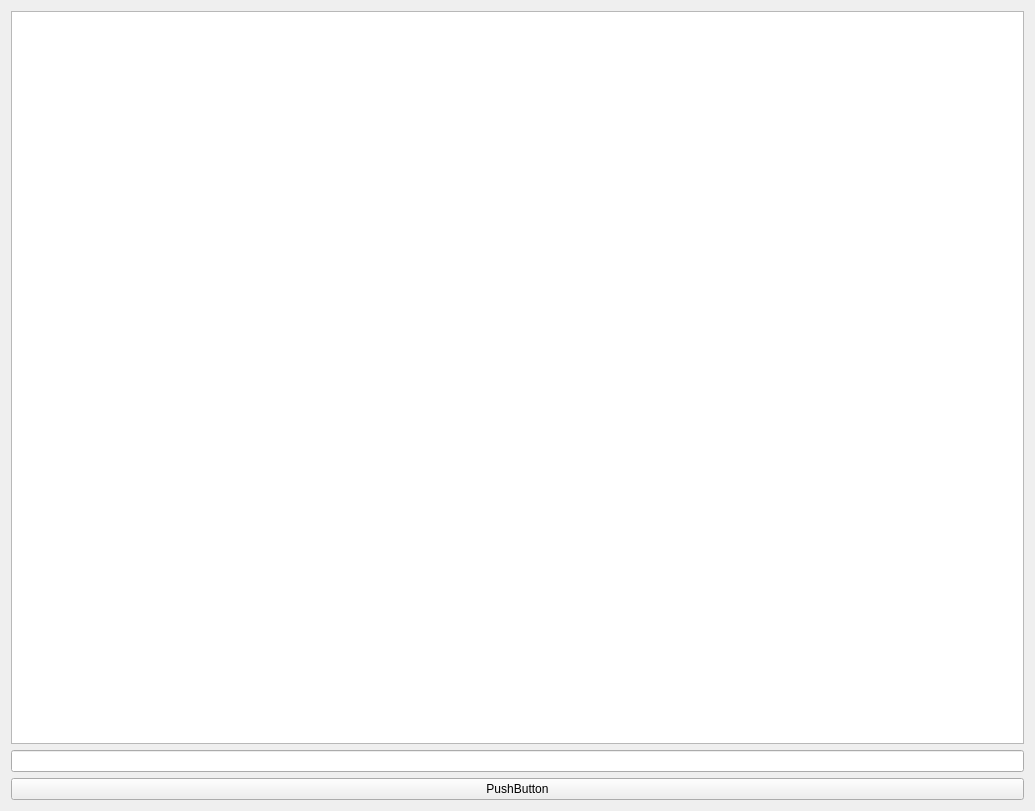
marknefedov/simple-diff-app, file Stats/Stats.ui: the form before one commit.
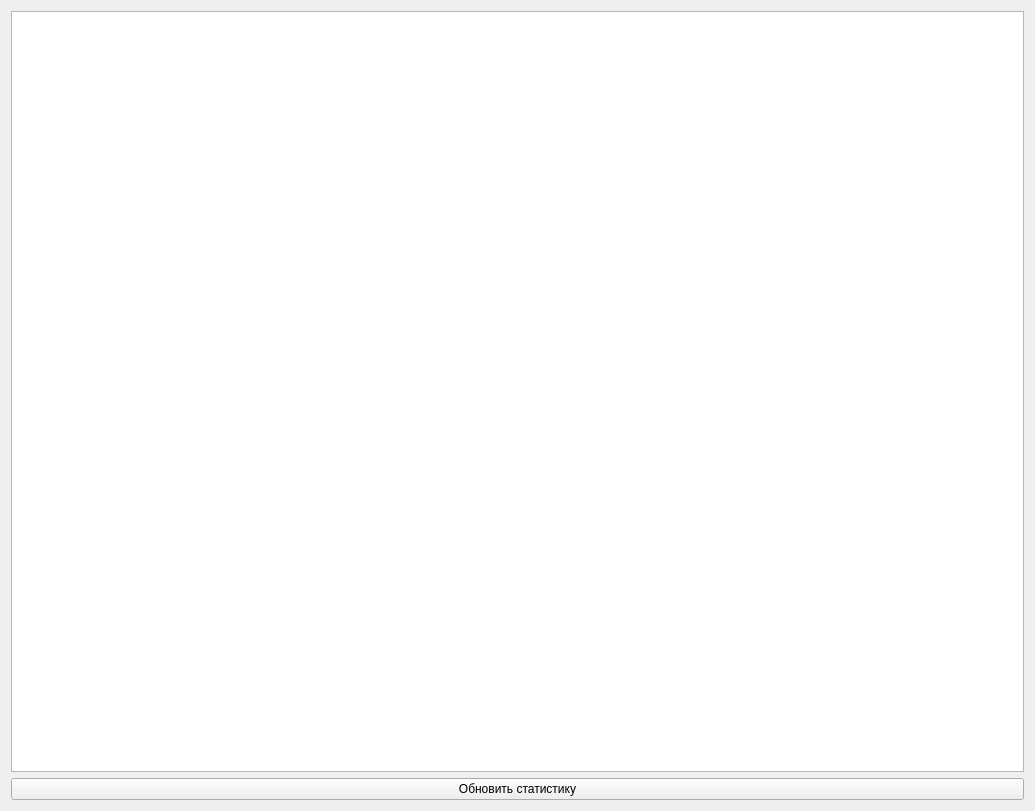
The form after the commit.

Commit message: file opening, postgresql init, stats.

Patch:
```diff
--- a/Stats/Stats.ui
+++ b/Stats/Stats.ui
@@ -17,16 +17,13 @@
    <item row="0" column="0">
     <widget class="QTableView" name="tableView"/>
    </item>
-   <item row="2" column="0">
+   <item row="1" column="0">
     <widget class="QPushButton" name="refreshButton">
      <property name="text">
-      <string>PushButton</string>
+      <string>Обновить статистику</string>
      </property>
     </widget>
    </item>
-   <item row="1" column="0">
-    <widget class="QLineEdit" name="sqlQuerryEdit"/>
-   </item>
   </layout>
  </widget>
  <resources/>
```
The commit also changes 11 other files.
